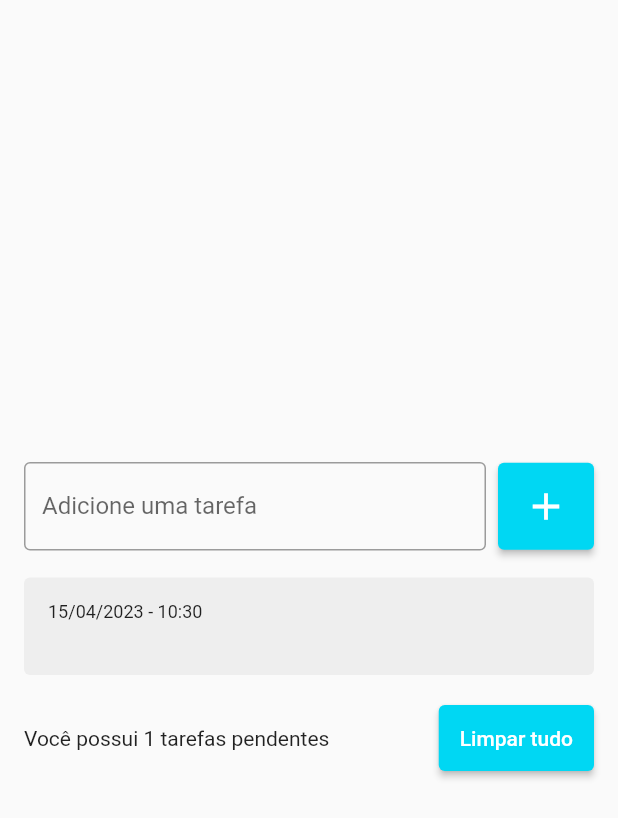
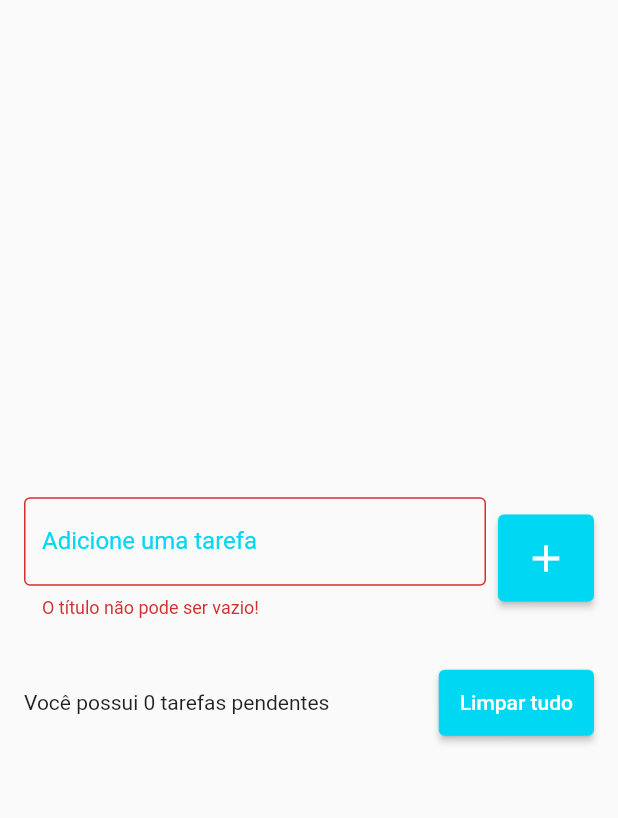
Before and after one commit to Tche-Marco/todo_list, a Flutter app: the screen it shows after launch, after a tap on the "add" icon, on a phone screen of 412 x 824 dp. Shown: the top 818 px of the screen. Run offline on Flutter 3.47's test engine with Material 2 defaults, Android fonts, the phone set to English and light mode, and no system bars; drawn by our look-alikes of flutter_slidable; our stand-ins replace shared_preferences.

Commit message:
Adicionando mensagem de erro - aula 113

```diff
--- a/lib/pages/todo_list_page.dart
+++ b/lib/pages/todo_list_page.dart
@@ -19,6 +19,8 @@ class _TodoListPageState extends State<TodoListPage> {
 
   Todo? deletedTodo;
   int? deletedTodoPosition;
+
+  String? errorText;
 
   @override
   void initState() {
@@ -50,6 +52,16 @@ class _TodoListPageState extends State<TodoListPage> {
                           border: OutlineInputBorder(),
                           labelText: 'Adicione uma tarefa',
                           hintText: 'Ex. Estudar Flutter',
+                          errorText: errorText,
+                          focusedBorder: OutlineInputBorder(
+                            borderSide: BorderSide(
+                              color: Color(0xff00d7f3),
+                              width: 2,
+                            ),
+                          ),
+                          labelStyle: TextStyle(
+                            color: Color(0xff00d7f3),
+                          ),
                         ),
                       ),
                     ),
@@ -57,12 +69,19 @@ class _TodoListPageState extends State<TodoListPage> {
                     ElevatedButton(
                       onPressed: () {
                         String text = todoController.text;
+                        if (text.isEmpty) {
+                          setState(() {
+                            errorText = 'O título não pode ser vazio!';
+                          });
+                          return;
+                        }
                         setState(() {
                           Todo newTodo = Todo(
                             title: text,
                             dateTime: DateTime.now(),
                           );
                           todos.add(newTodo);
+                          errorText = null;
                         });
                         todoController.clear();
                         todoRepository.saveTodoList(todos);
```
